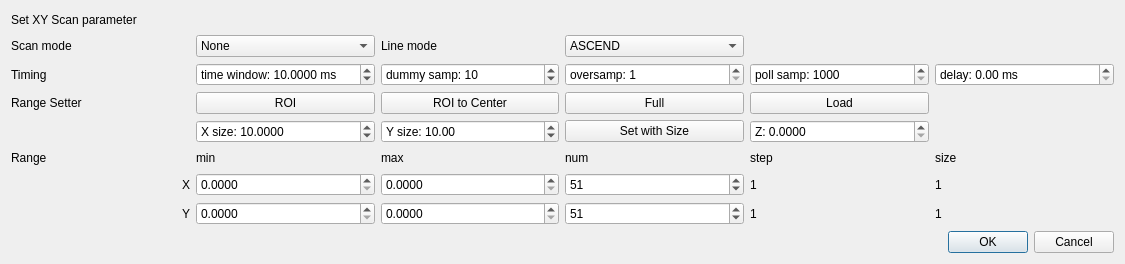
ToyotaCRDL/mahos, file mahos/gui/ui/scanDialog.ui: the form before one commit.
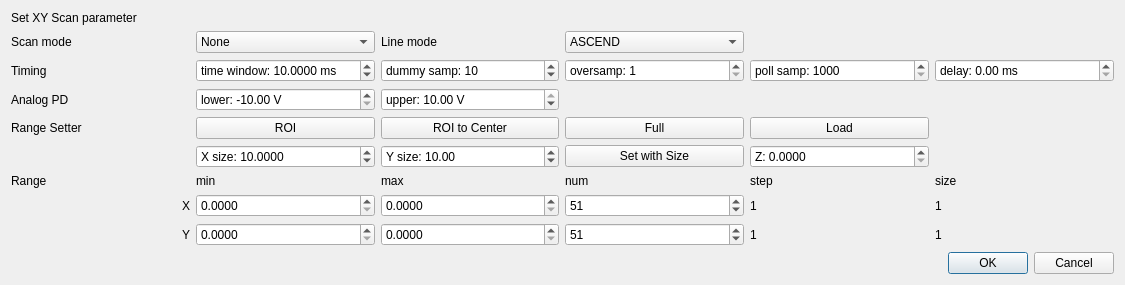
The form after the commit.

Commit message: confocal/odmr: set volt. bounds of AnalogIn PDs

```diff
--- a/mahos/gui/ui/scanDialog.ui
+++ b/mahos/gui/ui/scanDialog.ui
@@ -7,7 +7,7 @@
     <x>0</x>
     <y>0</y>
     <width>1125</width>
-    <height>264</height>
+    <height>285</height>
    </rect>
   </property>
   <property name="windowTitle">
@@ -16,99 +16,13 @@
   <layout class="QVBoxLayout" name="verticalLayout">
    <item>
     <layout class="QGridLayout" name="gridLayout">
-     <item row="3" column="4">
+     <item row="4" column="4">
       <widget class="QPushButton" name="loadButton">
        <property name="text">
         <string>Load</string>
        </property>
       </widget>
      </item>
-     <item row="7" column="2">
-      <widget class="QDoubleSpinBox" name="ymaxBox">
-       <property name="decimals">
-        <number>4</number>
-       </property>
-       <property name="singleStep">
-        <double>0.100000000000000</double>
-       </property>
-      </widget>
-     </item>
-     <item row="6" column="0">
-      <widget class="QLabel" name="xLabel">
-       <property name="text">
-        <string>X</string>
-       </property>
-       <property name="alignment">
-        <set>Qt::AlignRight|Qt::AlignTrailing|Qt::AlignVCenter</set>
-       </property>
-      </widget>
-     </item>
-     <item row="7" column="1">
-      <widget class="QDoubleSpinBox" name="yminBox">
-       <property name="decimals">
-        <number>4</number>
-       </property>
-       <property name="singleStep">
-        <double>0.100000000000000</double>
-       </property>
-      </widget>
-     </item>
-     <item row="4" column="1">
-      <widget class="QDoubleSpinBox" name="xsizeBox">
-       <property name="prefix">
-        <string>X size: </string>
-       </property>
-       <property name="decimals">
-        <number>4</number>
-       </property>
-       <property name="singleStep">
-        <double>0.100000000000000</double>
-       </property>
-       <property name="value">
-        <double>10.000000000000000</double>
-       </property>
-      </widget>
-     </item>
-     <item row="4" column="2">
-      <widget class="QDoubleSpinBox" name="ysizeBox">
-       <property name="prefix">
-        <string>Y size: </string>
-       </property>
-       <property name="singleStep">
-        <double>0.100000000000000</double>
-       </property>
-       <property name="value">
-        <double>10.000000000000000</double>
-       </property>
-      </widget>
-     </item>
-     <item row="0" column="0">
-      <widget class="QLabel" name="msgLabel">
-       <property name="text">
-        <string>Set XY Scan parameter</string>
-       </property>
-      </widget>
-     </item>
-     <item row="7" column="3">
-      <widget class="QSpinBox" name="ynumBox">
-       <property name="minimum">
-        <number>2</number>
-       </property>
-       <property name="maximum">
-        <number>9999</number>
-       </property>
-       <property name="value">
-        <number>51</number>
-       </property>
-      </widget>
-     </item>
-     <item row="4" column="3">
-      <widget class="QPushButton" name="sizeButton">
-       <property name="text">
-        <string>Set with Size</string>
-       </property>
-      </widget>
-     </item>
      <item row="2" column="2">
       <widget class="QSpinBox" name="dummysampleBox">
        <property name="prefix">
@@ -125,36 +39,7 @@
        </property>
       </widget>
      </item>
-     <item row="2" column="1">
-      <widget class="QDoubleSpinBox" name="timeBox">
-       <property name="prefix">
-        <string>time window: </string>
-       </property>
-       <property name="suffix">
-        <string> ms</string>
-       </property>
-       <property name="decimals">
-        <number>4</number>
-       </property>
-       <property name="minimum">
-        <double>0.100000000000000</double>
-       </property>
-       <property name="maximum">
-        <double>1000.000000000000000</double>
-       </property>
-       <property name="value">
-        <double>10.000000000000000</double>
-       </property>
-      </widget>
-     </item>
-     <item row="1" column="0">
-      <widget class="QLabel" name="label">
-       <property name="text">
-        <string>Scan mode</string>
-       </property>
-      </widget>
-     </item>
-     <item row="6" column="2">
+     <item row="7" column="2">
       <widget class="QDoubleSpinBox" name="xmaxBox">
        <property name="decimals">
         <number>4</number>
@@ -164,53 +49,13 @@
        </property>
       </widget>
      </item>
-     <item row="3" column="2">
-      <widget class="QPushButton" name="roicenterButton">
+     <item row="6" column="0">
+      <widget class="QLabel" name="label_5">
        <property name="text">
-        <string>ROI to Center</string>
+        <string>Range</string>
        </property>
       </widget>
      </item>
-     <item row="3" column="3">
-      <widget class="QPushButton" name="fullButton">
-       <property name="text">
-        <string>Full</string>
-       </property>
-      </widget>
-     </item>
-     <item row="6" column="4">
-      <widget class="QLabel" name="xstepLabel">
-       <property name="text">
-        <string>1</string>
-       </property>
-      </widget>
-     </item>
-     <item row="3" column="0">
-      <widget class="QLabel" name="label_2">
-       <property name="text">
-        <string>Range Setter</string>
-       </property>
-      </widget>
-     </item>
-     <item row="1" column="3">
-      <widget class="QComboBox" name="linemodeBox">
-       <item>
-        <property name="text">
-         <string>ASCEND</string>
-        </property>
-       </item>
-       <item>
-        <property name="text">
-         <string>DESCEND</string>
-        </property>
-       </item>
-       <item>
-        <property name="text">
-         <string>ZIGZAG</string>
-        </property>
-       </item>
-      </widget>
-     </item>
      <item row="1" column="2">
       <widget class="QLabel" name="label_4">
        <property name="text">
@@ -218,58 +63,27 @@
        </property>
       </widget>
      </item>
-     <item row="7" column="0">
-      <widget class="QLabel" name="yLabel">
-       <property name="text">
-        <string>Y</string>
+     <item row="5" column="2">
+      <widget class="QDoubleSpinBox" name="ysizeBox">
+       <property name="prefix">
+        <string>Y size: </string>
        </property>
-       <property name="alignment">
-        <set>Qt::AlignRight|Qt::AlignTrailing|Qt::AlignVCenter</set>
-       </property>
-      </widget>
-     </item>
-     <item row="5" column="4">
-      <widget class="QLabel" name="stepLabel">
-       <property name="text">
-        <string>step</string>
-       </property>
-      </widget>
-     </item>
-     <item row="5" column="1">
-      <widget class="QLabel" name="minLabel">
-       <property name="text">
-        <string>min</string>
-       </property>
-      </widget>
-     </item>
-     <item row="6" column="3">
-      <widget class="QSpinBox" name="xnumBox">
-       <property name="minimum">
-        <number>2</number>
-       </property>
-       <property name="maximum">
-        <number>9999</number>
+       <property name="singleStep">
+        <double>0.100000000000000</double>
        </property>
        <property name="value">
-        <number>51</number>
+        <double>10.000000000000000</double>
        </property>
       </widget>
      </item>
-     <item row="7" column="4">
-      <widget class="QLabel" name="ystepLabel">
-       <property name="text">
-        <string>1</string>
-       </property>
-      </widget>
-     </item>
-     <item row="3" column="1">
+     <item row="4" column="1">
       <widget class="QPushButton" name="roiButton">
        <property name="text">
         <string>ROI</string>
        </property>
       </widget>
      </item>
-     <item row="6" column="1">
+     <item row="7" column="1">
       <widget class="QDoubleSpinBox" name="xminBox">
        <property name="decimals">
         <number>4</number>
@@ -279,65 +93,38 @@
        </property>
       </widget>
      </item>
-     <item row="2" column="0">
-      <widget class="QLabel" name="label_3">
-       <property name="text">
-        <string>Timing</string>
-       </property>
-      </widget>
-     </item>
-     <item row="7" column="5">
-      <widget class="QLabel" name="ysizeLabel">
+     <item row="8" column="4">
+      <widget class="QLabel" name="ystepLabel">
        <property name="text">
         <string>1</string>
        </property>
       </widget>
      </item>
-     <item row="1" column="1">
-      <widget class="QComboBox" name="modeBox">
-       <item>
-        <property name="text">
-         <string>None</string>
-        </property>
-       </item>
+     <item row="4" column="3">
+      <widget class="QPushButton" name="fullButton">
+       <property name="text">
+        <string>Full</string>
+       </property>
       </widget>
      </item>
-     <item row="5" column="0">
-      <widget class="QLabel" name="label_5">
+     <item row="8" column="0">
+      <widget class="QLabel" name="yLabel">
        <property name="text">
-        <string>Range</string>
+        <string>Y</string>
+       </property>
+       <property name="alignment">
+        <set>Qt::AlignRight|Qt::AlignTrailing|Qt::AlignVCenter</set>
        </property>
       </widget>
      </item>
      <item row="6" column="5">
-      <widget class="QLabel" name="xsizeLabel">
-       <property name="text">
-        <string>1</string>
-       </property>
-      </widget>
-     </item>
-     <item row="5" column="3">
-      <widget class="QLabel" name="numLabel">
-       <property name="text">
-        <string>num</string>
-       </property>
-      </widget>
-     </item>
-     <item row="5" column="5">
       <widget class="QLabel" name="label_6">
        <property name="text">
         <string>size</string>
        </property>
       </widget>
      </item>
-     <item row="5" column="2">
-      <widget class="QLabel" name="maxLabel">
-       <property name="text">
-        <string>max</string>
-       </property>
-      </widget>
-     </item>
-     <item row="4" column="4">
+     <item row="5" column="4">
       <widget class="QDoubleSpinBox" name="zBox">
        <property name="prefix">
         <string>Z: </string>
@@ -350,6 +137,59 @@
        </property>
       </widget>
      </item>
+     <item row="8" column="2">
+      <widget class="QDoubleSpinBox" name="ymaxBox">
+       <property name="decimals">
+        <number>4</number>
+       </property>
+       <property name="singleStep">
+        <double>0.100000000000000</double>
+       </property>
+      </widget>
+     </item>
+     <item row="6" column="2">
+      <widget class="QLabel" name="maxLabel">
+       <property name="text">
+        <string>max</string>
+       </property>
+      </widget>
+     </item>
+     <item row="2" column="1">
+      <widget class="QDoubleSpinBox" name="timeBox">
+       <property name="prefix">
+        <string>time window: </string>
+       </property>
+       <property name="suffix">
+        <string> ms</string>
+       </property>
+       <property name="decimals">
+        <number>4</number>
+       </property>
+       <property name="minimum">
+        <double>0.100000000000000</double>
+       </property>
+       <property name="maximum">
+        <double>1000.000000000000000</double>
+       </property>
+       <property name="value">
+        <double>10.000000000000000</double>
+       </property>
+      </widget>
+     </item>
+     <item row="7" column="5">
+      <widget class="QLabel" name="xsizeLabel">
+       <property name="text">
+        <string>1</string>
+       </property>
+      </widget>
+     </item>
+     <item row="6" column="3">
+      <widget class="QLabel" name="numLabel">
+       <property name="text">
+        <string>num</string>
+       </property>
+      </widget>
+     </item>
      <item row="2" column="5">
       <widget class="QDoubleSpinBox" name="delayBox">
        <property name="prefix">
@@ -360,6 +200,83 @@
        </property>
       </widget>
      </item>
+     <item row="5" column="1">
+      <widget class="QDoubleSpinBox" name="xsizeBox">
+       <property name="prefix">
+        <string>X size: </string>
+       </property>
+       <property name="decimals">
+        <number>4</number>
+       </property>
+       <property name="singleStep">
+        <double>0.100000000000000</double>
+       </property>
+       <property name="value">
+        <double>10.000000000000000</double>
+       </property>
+      </widget>
+     </item>
+     <item row="4" column="2">
+      <widget class="QPushButton" name="roicenterButton">
+       <property name="text">
+        <string>ROI to Center</string>
+       </property>
+      </widget>
+     </item>
+     <item row="5" column="3">
+      <widget class="QPushButton" name="sizeButton">
+       <property name="text">
+        <string>Set with Size</string>
+       </property>
+      </widget>
+     </item>
+     <item row="8" column="5">
+      <widget class="QLabel" name="ysizeLabel">
+       <property name="text">
+        <string>1</string>
+       </property>
+      </widget>
+     </item>
+     <item row="1" column="1">
+      <widget class="QComboBox" name="modeBox">
+       <item>
+        <property name="text">
+         <string>None</string>
+        </property>
+       </item>
+      </widget>
+     </item>
+     <item row="7" column="0">
+      <widget class="QLabel" name="xLabel">
+       <property name="text">
+        <string>X</string>
+       </property>
+       <property name="alignment">
+        <set>Qt::AlignRight|Qt::AlignTrailing|Qt::AlignVCenter</set>
+       </property>
+      </widget>
+     </item>
+     <item row="1" column="0">
+      <widget class="QLabel" name="label">
+       <property name="text">
+        <string>Scan mode</string>
+       </property>
+      </widget>
+     </item>
+     <item row="4" column="0">
+      <widget class="QLabel" name="label_2">
+       <property name="text">
+        <string>Range Setter</string>
+       </property>
+      </widget>
+     </item>
+     <item row="6" column="1">
+      <widget class="QLabel" name="minLabel">
+       <property name="text">
+        <string>min</string>
+       </property>
+      </widget>
+     </item>
      <item row="2" column="4">
       <widget class="QSpinBox" name="pollsampleBox">
        <property name="suffix">
@@ -379,6 +296,37 @@
        </property>
       </widget>
      </item>
+     <item row="6" column="4">
+      <widget class="QLabel" name="stepLabel">
+       <property name="text">
+        <string>step</string>
+       </property>
+      </widget>
+     </item>
+     <item row="2" column="0">
+      <widget class="QLabel" name="label_3">
+       <property name="text">
+        <string>Timing</string>
+       </property>
+      </widget>
+     </item>
+     <item row="8" column="1">
+      <widget class="QDoubleSpinBox" name="yminBox">
+       <property name="decimals">
+        <number>4</number>
+       </property>
+       <property name="singleStep">
+        <double>0.100000000000000</double>
+       </property>
+      </widget>
+     </item>
+     <item row="7" column="4">
+      <widget class="QLabel" name="xstepLabel">
+       <property name="text">
+        <string>1</string>
+       </property>
+      </widget>
+     </item>
      <item row="2" column="3">
       <widget class="QSpinBox" name="oversampleBox">
        <property name="prefix">
@@ -392,6 +340,103 @@
        </property>
       </widget>
      </item>
+     <item row="8" column="3">
+      <widget class="QSpinBox" name="ynumBox">
+       <property name="minimum">
+        <number>2</number>
+       </property>
+       <property name="maximum">
+        <number>9999</number>
+       </property>
+       <property name="value">
+        <number>51</number>
+       </property>
+      </widget>
+     </item>
+     <item row="7" column="3">
+      <widget class="QSpinBox" name="xnumBox">
+       <property name="minimum">
+        <number>2</number>
+       </property>
+       <property name="maximum">
+        <number>9999</number>
+       </property>
+       <property name="value">
+        <number>51</number>
+       </property>
+      </widget>
+     </item>
+     <item row="0" column="0">
+      <widget class="QLabel" name="msgLabel">
+       <property name="text">
+        <string>Set XY Scan parameter</string>
+       </property>
+      </widget>
+     </item>
+     <item row="1" column="3">
+      <widget class="QComboBox" name="linemodeBox">
+       <item>
+        <property name="text">
+         <string>ASCEND</string>
+        </property>
+       </item>
+       <item>
+        <property name="text">
+         <string>DESCEND</string>
+        </property>
+       </item>
+       <item>
+        <property name="text">
+         <string>ZIGZAG</string>
+        </property>
+       </item>
+      </widget>
+     </item>
+     <item row="3" column="0">
+      <widget class="QLabel" name="label_7">
+       <property name="text">
+        <string>Analog PD</string>
+       </property>
+      </widget>
+     </item>
+     <item row="3" column="1">
+      <widget class="QDoubleSpinBox" name="pd_lbBox">
+       <property name="prefix">
+        <string>lower: </string>
+       </property>
+       <property name="suffix">
+        <string> V</string>
+       </property>
+       <property name="minimum">
+        <double>-10.000000000000000</double>
+       </property>
+       <property name="maximum">
+        <double>10.000000000000000</double>
+       </property>
+       <property name="value">
+        <double>-10.000000000000000</double>
+       </property>
+      </widget>
+     </item>
+     <item row="3" column="2">
+      <widget class="QDoubleSpinBox" name="pd_ubBox">
+       <property name="prefix">
+        <string>upper: </string>
+       </property>
+       <property name="suffix">
+        <string> V</string>
+       </property>
+       <property name="minimum">
+        <double>-10.000000000000000</double>
+       </property>
+       <property name="maximum">
+        <double>10.000000000000000</double>
+       </property>
+       <property name="value">
+        <double>10.000000000000000</double>
+       </property>
+      </widget>
+     </item>
     </layout>
    </item>
    <item>
```
Left out of the diff: 2 changed lines with no effect on the pictures. The commit also changes 13 other files.
